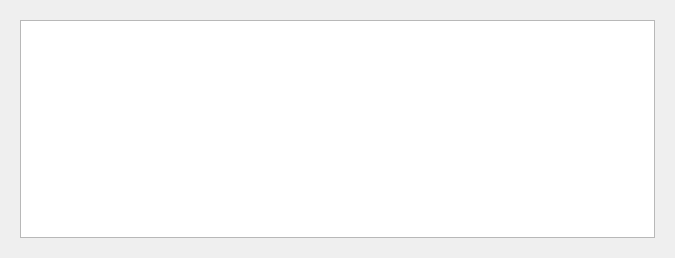
The window that src/game_history_dialog.ui (m1ld3/dartomato) describes before a commit, drawn with Qt 5.
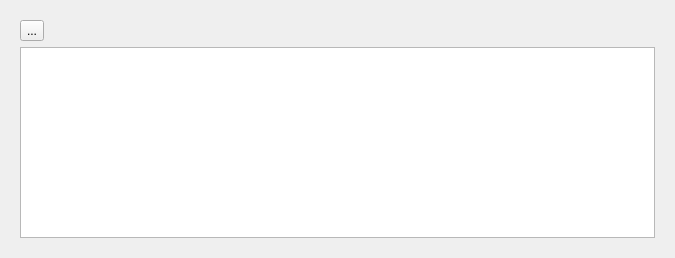
The same window after the commit. The open tabs and pages were chosen to show the change. Custom widgets are drawn as their Qt base class.

Commit message: Support deletion of game data

Diff of the .ui file:
```diff
--- a/src/game_history_dialog.ui
+++ b/src/game_history_dialog.ui
@@ -34,6 +34,37 @@
      <widget class="QWidget" name="page_0">
       <layout class="QGridLayout" name="gridLayout">
        <item row="0" column="0">
+        <layout class="QHBoxLayout" name="horizontalLayout_2">
+         <item>
+          <widget class="QToolButton" name="deleteButton">
+           <property name="toolTip">
+            <string>Delete Game</string>
+           </property>
+           <property name="text">
+            <string>...</string>
+           </property>
+          </widget>
+         </item>
+         <item>
+          <layout class="QHBoxLayout" name="horizontalLayout">
+           <item>
+            <spacer name="horizontalSpacer">
+             <property name="orientation">
+              <enum>Qt::Horizontal</enum>
+             </property>
+             <property name="sizeHint" stdset="0">
+              <size>
+               <width>40</width>
+               <height>20</height>
+              </size>
+             </property>
+            </spacer>
+           </item>
+          </layout>
+         </item>
+        </layout>
+       </item>
+       <item row="1" column="0">
         <widget class="CGameHistoryTableView" name="tableViewGameHistory">
          <property name="sizePolicy">
           <sizepolicy hsizetype="Minimum" vsizetype="Expanding">
```
Left out of the diff: 27 changed lines with no effect on the pictures. The commit also changes 14 other files.
